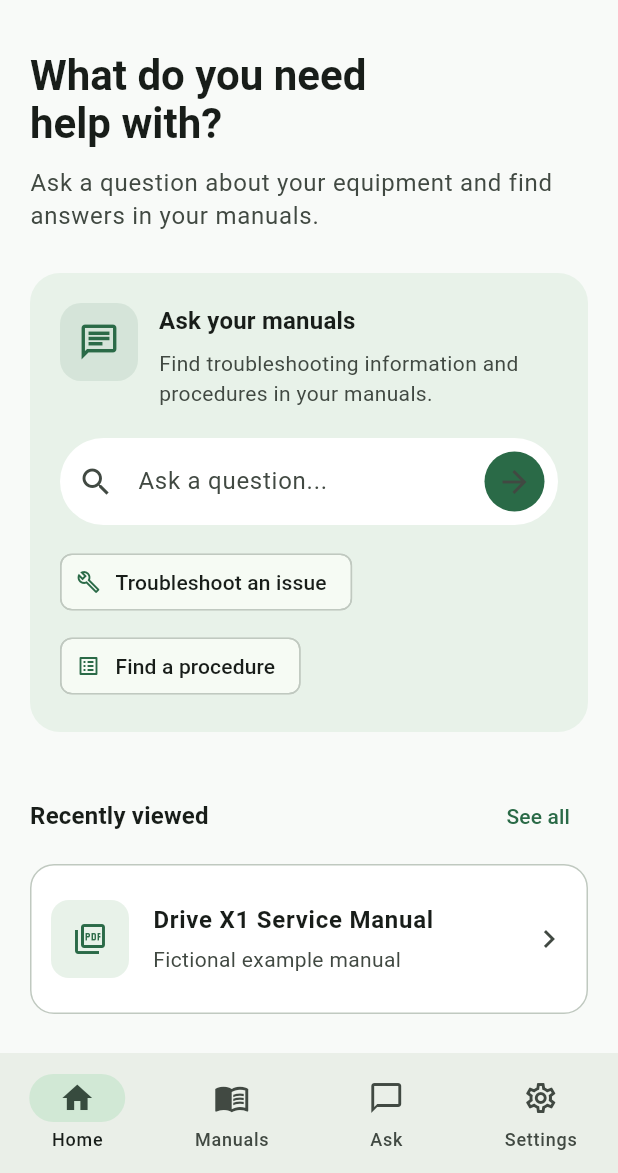
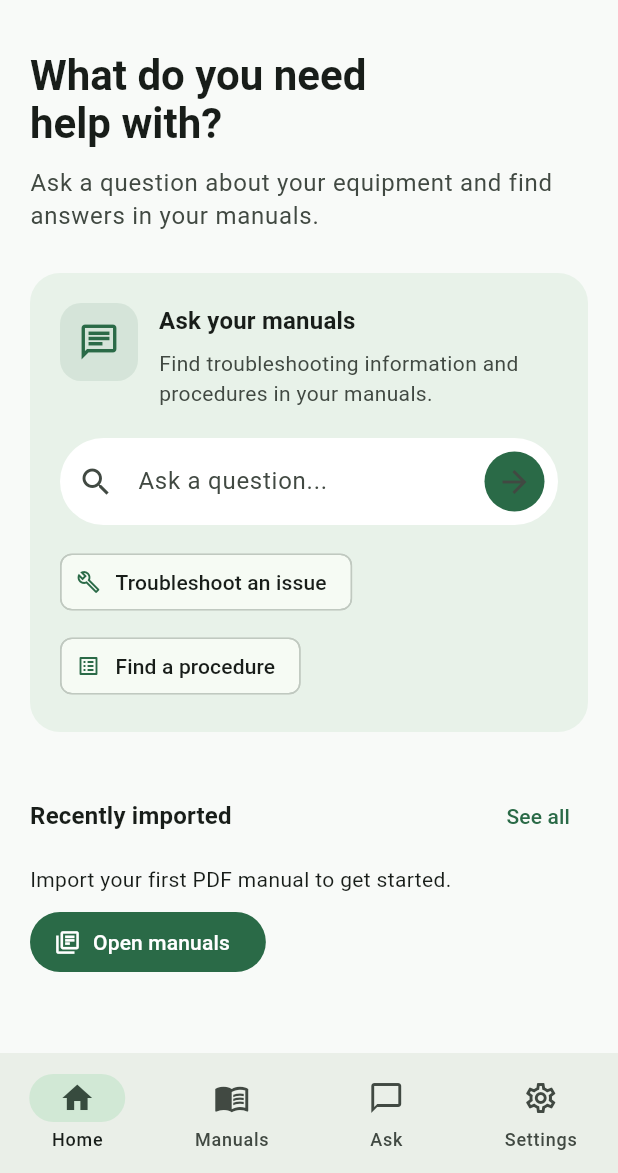
Before and after one commit to Sirish-konda/Servicemate, a Flutter app: the screen it shows after launch, on a phone screen of 412 x 824 dp, the part 63-1236 px from its top. Run offline on Flutter 3.47's test engine with Material 3 defaults, Android fonts, the phone set to English and light mode, and no system bars; our stand-ins replace file_picker; missing offline and left inert: flutter_edge_ai, flutter_edge_ai_litertlm, pdfrx.

Commit message:
Connect home screen to saved manuals and question flow

```diff
--- a/lib/app/app_shell.dart
+++ b/lib/app/app_shell.dart
@@ -18,11 +18,16 @@ class _AppShellState extends State<AppShell> {
 
   int _selectedIndex = 0;
   Key _chatScreenKey = UniqueKey();
+  Key _homeScreenKey = UniqueKey();
 
   void _onDestinationSelected(int index) {
     if (index == _selectedIndex) return;
 
     setState(() {
+      if (index == 0) {
+        _homeScreenKey = UniqueKey();
+      }
+
       if (index == _chatTabIndex) {
         _chatScreenKey = UniqueKey();
       }
@@ -37,7 +42,10 @@ class _AppShellState extends State<AppShell> {
       body: IndexedStack(
         index: _selectedIndex,
         children: [
-          const HomeScreen(),
+          HomeScreen(
+            key: _homeScreenKey,
+            onTabSelected: _onDestinationSelected,
+          ),
           const ManualsScreen(),
           ChatScreen(key: _chatScreenKey),
           const SettingsScreen(),
--- a/lib/features/home/presentation/screens/home_screen.dart
+++ b/lib/features/home/presentation/screens/home_screen.dart
@@ -1,14 +1,133 @@
 import 'package:flutter/material.dart';
-import 'package:servicemate/features/home/presentation/widgets/ask_manuals_cards.dart';
 
+import '../../../chat/presentation/screens/ask_manual_screen.dart';
+import '../../../manuals/data/services/pdf_storage_service.dart';
+import '../../../manuals/domain/models/saved_manual.dart';
+import '../../../manuals/presentation/screens/manual_pdf_screen.dart';
+import '../widgets/ask_manuals_cards.dart';
 import '../widgets/recent_manual_card.dart';
 
-class HomeScreen extends StatelessWidget {
-  const HomeScreen({super.key});
+class HomeScreen extends StatefulWidget {
+  const HomeScreen({super.key, required this.onTabSelected});
 
-  void _showComingSoon(BuildContext context, String feature) {
-    ScaffoldMessenger.of(context)
-        .showSnackBar(SnackBar(content: Text('$feature will be added later.')));
+  final ValueChanged<int> onTabSelected;
+
+  @override
+  State<HomeScreen> createState() => _HomeScreenState();
+}
+
+class _HomeScreenState extends State<HomeScreen> {
+  final PdfStorageService _storageService = PdfStorageService();
+
+  late Future<List<SavedManual>> _manualsFuture;
+  bool _isSelectingManual = false;
+
+  @override
+  void initState() {
+    super.initState();
+    _manualsFuture = _storageService.getSavedManuals();
+  }
+
+  Future<void> _reload() async {
+    final future = _storageService.getSavedManuals();
+
+    setState(() {
+      _manualsFuture = future;
+    });
+
+    try {
+      await future;
+    } catch (_) {
+      // FutureBuilder displays the error.
+    }
+  }
+
+  void _openPdf(SavedManual manual) {
+    Navigator.of(context).push<void>(
+      MaterialPageRoute(builder: (_) => ManualPdfScreen(manual: manual)),
+    );
+  }
+
+  Future<void> _chooseManual(String question) async {
+    if (_isSelectingManual) return;
+
+    _isSelectingManual = true;
+
+    try {
+      // Read again so the picker uses the current saved manuals.
+      final manuals = await _storageService.getSavedManuals();
+
+      if (!mounted) return;
+
+      if (manuals.isEmpty) {
+        ScaffoldMessenger.of(context).showSnackBar(
+          const SnackBar(content: Text('Import and prepare a manual first.')),
+        );
+        widget.onTabSelected(1);
+        return;
+      }
+
+      final selected = await showModalBottomSheet<SavedManual>(
+        context: context,
+        showDragHandle: true,
+        isScrollControlled: true,
+        builder: (sheetContext) {
+          return SafeArea(
+            child: SizedBox(
+              height: MediaQuery.sizeOf(sheetContext).height * 0.6,
+              child: Column(
+                children: [
+                  Padding(
+                    padding: const EdgeInsets.all(16),
+                    child: Text(
+                      'Choose a manual',
+                      style: Theme.of(sheetContext).textTheme.titleLarge,
+                    ),
+                  ),
+                  Expanded(
+                    child: ListView.builder(
+                      itemCount: manuals.length,
+                      itemBuilder: (_, index) {
+                        final manual = manuals[index];
+
+                        return ListTile(
+                          leading: const Icon(Icons.picture_as_pdf_outlined),
+                          title: Text(manual.name),
+                          trailing: const Icon(Icons.chevron_right),
+                          onTap: () {
+                            Navigator.pop(sheetContext, manual);
+                          },
+                        );
+                      },
+                    ),
+                  ),
+                ],
+              ),
+            ),
+          );
+        },
+      );
+
+      if (!mounted || selected == null) return;
+
+      await Navigator.of(context).push<void>(
+        MaterialPageRoute(
+          builder: (_) =>
+              AskManualScreen(manual: selected, initialQuestion: question),
+        ),
+      );
+    } catch (error, stackTrace) {
+      debugPrint('Choosing a manual failed: $error');
+      debugPrintStack(stackTrace: stackTrace);
+
+      if (!mounted) return;
+
+      ScaffoldMessenger.of(context).showSnackBar(
+        const SnackBar(content: Text('Could not open your manuals.')),
+      );
+    } finally {
+      _isSelectingManual = false;
+    }
   }
 
   @override
@@ -19,12 +138,8 @@ class HomeScreen extends StatelessWidget {
     return Scaffold(
       appBar: AppBar(
         backgroundColor: Theme.of(context).scaffoldBackgroundColor,
-        title: RichText(
-          text: TextSpan(
-            style: textTheme.titleLarge?.copyWith(
-              color: colorScheme.onSurface,
-              fontWeight: FontWeight.bold,
-            ),
+        title: Text.rich(
+          TextSpan(
             children: [
               const TextSpan(text: 'Service'),
               TextSpan(
@@ -33,10 +148,11 @@ class HomeScreen extends StatelessWidget {
               ),
             ],
           ),
+          style: textTheme.titleLarge?.copyWith(fontWeight: FontWeight.bold),
         ),
         actions: [
           IconButton(
-            onPressed: () => _showComingSoon(context, 'Settings'),
+            onPressed: () => widget.onTabSelected(3),
             icon: const Icon(Icons.settings_outlined),
             tooltip: 'Settings',
           ),
@@ -44,10 +160,11 @@ class HomeScreen extends StatelessWidget {
         ],
       ),
       body: SafeArea(
-        child: SingleChildScrollView(
-          padding: const EdgeInsets.fromLTRB(20, 20, 20, 32),
-          child: Column(
-            crossAxisAlignment: CrossAxisAlignment.start,
+        child: RefreshIndicator(
+          onRefresh: _reload,
+          child: ListView(
+            physics: const AlwaysScrollableScrollPhysics(),
+            padding: const EdgeInsets.fromLTRB(20, 20, 20, 32),
             children: [
               Text(
                 'What do you need\nhelp with?',
@@ -67,40 +184,83 @@ class HomeScreen extends StatelessWidget {
               ),
               const SizedBox(height: 28),
               AskManualsCard(
-                onQuestionSubmitted: (question) {
-                  _showComingSoon(context, 'Question search');
-                },
+                onQuestionSubmitted: _chooseManual,
                 onTroubleshootPressed: () {
-                  _showComingSoon(context, 'Troubleshooting');
+                  _chooseManual('How do I troubleshoot ');
                 },
                 onProcedurePressed: () {
-                  _showComingSoon(context, 'Procedure search');
+                  _chooseManual('What are the steps to ');
                 },
               ),
               const SizedBox(height: 32),
               Row(
-                mainAxisAlignment: MainAxisAlignment.spaceBetween,
                 children: [
-                  Text(
-                    'Recently viewed',
-                    style: textTheme.titleMedium?.copyWith(
-                      fontWeight: FontWeight.bold,
+                  Expanded(
+                    child: Text(
+                      'Recently imported',
+                      style: textTheme.titleMedium?.copyWith(
+                        fontWeight: FontWeight.bold,
+                      ),
                     ),
                   ),
                   TextButton(
-                    onPressed: () {
-                      _showComingSoon(context, 'Manual library');
-                    },
+                    onPressed: () => widget.onTabSelected(1),
                     child: const Text('See all'),
                   ),
                 ],
               ),
               const SizedBox(height: 8),
-              RecentManualCard(
-                title: 'Drive X1 Service Manual',
-                subtitle: 'Fictional example manual',
-                onTap: () {
-                  _showComingSoon(context, 'Manual details');
+              FutureBuilder<List<SavedManual>>(
+                future: _manualsFuture,
+                builder: (context, snapshot) {
+                  if (snapshot.connectionState != ConnectionState.done) {
+                    return const LinearProgressIndicator();
+                  }
+
+                  if (snapshot.hasError) {
+                    return Column(
+                      crossAxisAlignment: CrossAxisAlignment.start,
+                      children: [
+                        const Text('Could not load recent manuals.'),
+                        TextButton(
+                          onPressed: _reload,
+                          child: const Text('Retry'),
+                        ),
+                      ],
+                    );
+                  }
+
+                  final manuals = snapshot.data ?? <SavedManual>[];
+
+                  if (manuals.isEmpty) {
+                    return Column(
+                      crossAxisAlignment: CrossAxisAlignment.start,
+                      children: [
+                        const Text(
+                          'Import your first PDF manual to get started.',
+                        ),
+                        const SizedBox(height: 8),
+                        FilledButton.icon(
+                          onPressed: () => widget.onTabSelected(1),
+                          icon: const Icon(Icons.library_books_outlined),
+                          label: const Text('Open manuals'),
+                        ),
+                      ],
+                    );
+                  }
+
+                  return Column(
+                    children: manuals.take(3).map((manual) {
+                      return Padding(
+                        padding: const EdgeInsets.only(bottom: 12),
+                        child: RecentManualCard(
+                          title: manual.name,
+                          subtitle: 'Saved on this device',
+                          onTap: () => _openPdf(manual),
+                        ),
+                      );
+                    }).toList(),
+                  );
                 },
               ),
             ],
```
Also changed, not shown: lib/features/chat/presentation/screens/ask_manual_screen.dart (+7 -1 lines).
